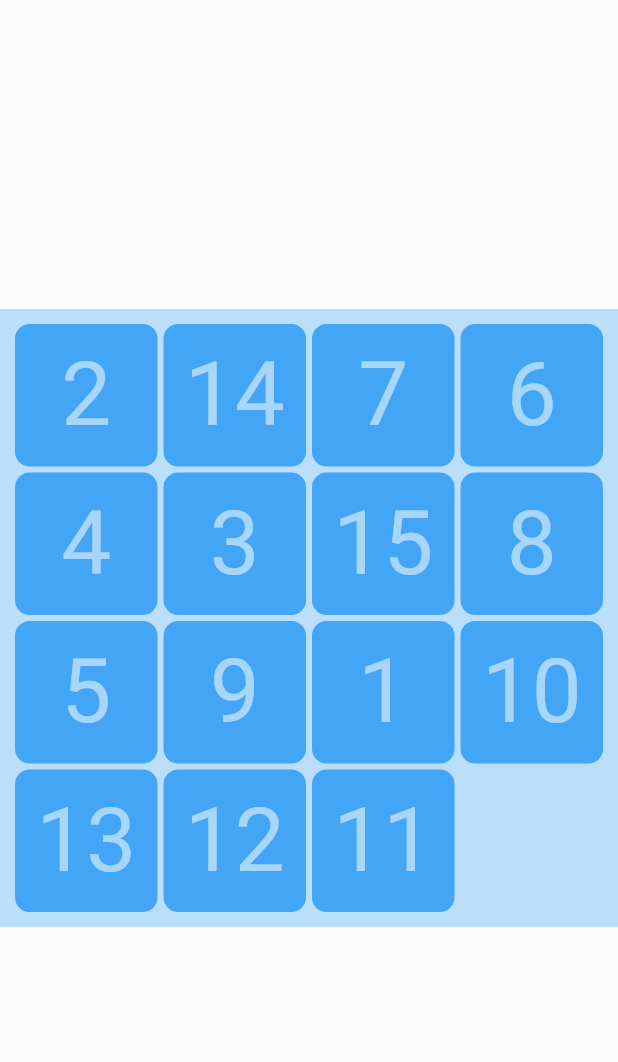
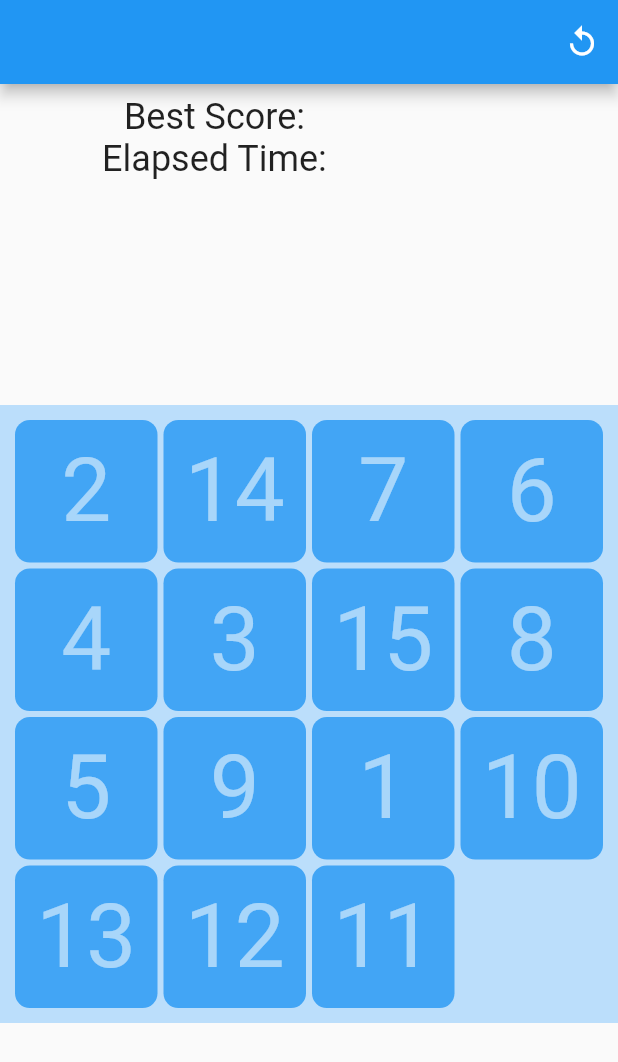
Before and after one commit to Antoniozinchenko/flutter_puzzle_hack, a Flutter app: the screen it shows after launch, on a phone screen of 412 x 824 dp. Shown: the top 1062 px of the screen. Run offline on Flutter 3.47's test engine with Material 2 defaults, Android fonts, the phone set to English and light mode, and no system bars.

Commit message:
separate game state logic from representation (#2)
* separate game state logic from representation

* refactor

```diff
--- a/lib/app.dart
+++ /dev/null
@@ -1,11 +0,0 @@
-import 'package:flutter/material.dart';
-import 'package:puzzle_hack/home.dart';
-
-class App extends StatelessWidget {
-  const App({Key? key}) : super(key: key);
-
-  @override
-  Widget build(BuildContext context) {
-    return const MaterialApp(home: Home());
-  }
-}
--- /dev/null
+++ b/lib/bloc/board_state.dart
@@ -0,0 +1,22 @@
+import 'package:flutter/material.dart';
+
+class BoardState extends ValueNotifier<List<int?>> {
+  BoardState({this.gridSize = 4}) : super([]) {
+    shuffle();
+  }
+  final int gridSize;
+
+  void shuffle() {
+    // value = [1, 2, 3, 4, 5, 6, 7, 8, 9, 10, 11, 12, null, 13, 14, 15];
+    value = List.generate(gridSize * gridSize - 1, (index) => index + 1)
+      ..shuffle()
+      ..add(null);
+  }
+
+  void swap(int draggedIndex, int emptyIndex) {
+    final result = [...value];
+    result[emptyIndex] = result[draggedIndex];
+    result[draggedIndex] = null;
+    value = result;
+  }
+}
--- /dev/null
+++ b/lib/bloc/timer_state.dart
@@ -0,0 +1,27 @@
+import 'dart:async';
+
+import 'package:flutter/material.dart';
+import 'package:puzzle_hack/bloc/winner_state.dart';
+
+class TimerState extends ValueNotifier<int?> {
+  TimerState() : super(null);
+
+  int? bestScore;
+
+  StreamSubscription? _subscription;
+
+  void checkTimer(WinnerState winnerState) {
+    if (winnerState.value) {
+      bestScore = bestScore == null || value! < bestScore! ? value : bestScore;
+      _subscription?.cancel();
+      notifyListeners();
+    } else if (winnerState.movesCount < 1) {
+      _subscription?.cancel();
+      value = null;
+    } else if (winnerState.movesCount == 1) {
+      value = 0;
+      _subscription = Stream.periodic(const Duration(seconds: 1))
+          .listen((_) => value = value! + 1);
+    }
+  }
+}
--- /dev/null
+++ b/lib/bloc/winner_state.dart
@@ -0,0 +1,25 @@
+import 'package:flutter/material.dart';
+import 'package:puzzle_hack/bloc/board_state.dart';
+
+class WinnerState extends ValueNotifier<bool> {
+  WinnerState() : super(false);
+
+  int movesCount = -1;
+
+  void reset() {
+    movesCount = -1;
+    notifyListeners();
+  }
+
+  void check(BoardState board) {
+    movesCount++;
+    bool result = true;
+    for (int i = 0; i < board.value.length - 1; i++) {
+      if (board.value[i] != i + 1) {
+        result = false;
+      }
+    }
+    value = result;
+    notifyListeners();
+  }
+}
--- a/lib/board.dart
+++ b/lib/board.dart
@@ -1,105 +1,63 @@
 import 'package:flutter/material.dart';
+import 'package:provider/provider.dart';
+
+import 'bloc/board_state.dart';
 import 'drag_direction.dart';
-import 'tile/tile.dart';
+import 'widgets/tile/tile.dart';
 
-class Board extends StatefulWidget {
-  const Board({
-    Key? key,
-    required this.gridSize,
-  }) : super(key: key);
-
-  final int gridSize;
-
-  @override
-  State<Board> createState() => _BoardState();
-}
-
-class _BoardState extends State<Board> {
-  List<int?> boardState = [];
-
-  @override
-  void initState() {
-    super.initState();
-    _init();
-  }
-
-  @override
-  void didUpdateWidget(covariant Board oldWidget) {
-    super.didUpdateWidget(oldWidget);
-    if (oldWidget.gridSize != widget.gridSize) {
-      _init();
-    }
-  }
+class Board extends StatelessWidget {
+  const Board({Key? key}) : super(key: key);
 
   @override
   Widget build(BuildContext context) {
+    final boardState = context.watch<BoardState>();
     return Container(
       padding: const EdgeInsets.all(8.0),
       color: Colors.blue.shade100,
       child: LayoutBuilder(builder: (context, constraints) {
         final boardSize = constraints.maxWidth;
-        return Stack(children: _buildItems(boardSize));
+        return Stack(children: _buildItems(boardState, boardSize));
       }),
     );
   }
 
-  void _init() {
-    setState(() {
-      boardState = List.generate(
-          widget.gridSize * widget.gridSize - 1, (index) => index + 1)
-        ..shuffle()
-        ..add(null);
-    });
-  }
-
-  List<Widget> _buildItems(double boardSize) {
-    final size = boardSize / widget.gridSize;
+  List<Widget> _buildItems(BoardState boardState, double boardSize) {
+    final size = boardSize / boardState.gridSize;
     final items = <Widget>[];
-    for (int i = 0; i < boardState.length; i++) {
-      if (boardState.elementAt(i) != null) {
+    for (int i = 0; i < boardState.value.length; i++) {
+      if (boardState.value.elementAt(i) != null) {
         DragDirection? dragDirection;
         Function()? onSwap;
         // check item on right side
-        if (((i + 1) % widget.gridSize > 0) && boardState[i + 1] == null) {
+        if (((i + 1) % boardState.gridSize > 0) && boardState.value[i + 1] == null) {
           dragDirection = DragDirection.right;
-          onSwap = () => setState(() {
-                final result = [...boardState];
-                result[i + 1] = result[i];
-                result[i] = null;
-                boardState = result;
-              });
+          onSwap = () => boardState.swap(i, i + 1);
+
           // check item on left side
-        } else if ((i % widget.gridSize != 0) && boardState[i - 1] == null) {
+        } else if ((i % boardState.gridSize != 0) && boardState.value[i - 1] == null) {
           dragDirection = DragDirection.left;
-          onSwap = () => setState(() {
-                boardState[i - 1] = boardState[i];
-                boardState[i] = null;
-              });
+          onSwap = () => boardState.swap(i, i - 1);
+
           // check item above
-        } else if (i >= widget.gridSize &&
-            boardState[i - widget.gridSize] == null) {
+        } else if (i >= boardState.gridSize &&
+            boardState.value[i - boardState.gridSize] == null) {
           dragDirection = DragDirection.up;
-          onSwap = () => setState(() {
-                boardState[i - widget.gridSize] = boardState[i];
-                boardState[i] = null;
-              });
+          onSwap = () => boardState.swap(i, i - boardState.gridSize);
+
           // check item below
-        } else if (i < boardState.length - widget.gridSize &&
-            boardState[i + widget.gridSize] == null) {
+        } else if (i < boardState.value.length - boardState.gridSize &&
+            boardState.value[i + boardState.gridSize] == null) {
           dragDirection = DragDirection.down;
-          onSwap = () => setState(() {
-                boardState[i + widget.gridSize] = boardState[i];
-                boardState[i] = null;
-              });
+          onSwap = () => boardState.swap(i, i + boardState.gridSize);
         }
 
         items.add(Tile(
           key: ValueKey(i),
-          top: i ~/ widget.gridSize * size,
-          left: i % widget.gridSize * size,
+          top: i ~/ boardState.gridSize * size,
+          left: i % boardState.gridSize * size,
           size: size,
-          value: boardState[i]!,
-          valid: boardState[i] == i + 1,
+          value: boardState.value[i]!,
+          valid: boardState.value[i] == i + 1,
           dragDirection: dragDirection,
           onSwap: onSwap,
         ));
--- a/lib/home.dart
+++ b/lib/home.dart
@@ -1,5 +1,11 @@
 import 'package:flutter/material.dart';
+import 'package:provider/provider.dart';
+import 'package:puzzle_hack/bloc/timer_state.dart';
+import 'package:puzzle_hack/bloc/winner_state.dart';
+import 'package:puzzle_hack/widgets/game_stats/game_stats.dart';
+import 'package:puzzle_hack/widgets/shuffle.dart';
 
+import 'bloc/board_state.dart';
 import 'board.dart';
 
 class Home extends StatelessWidget {
@@ -7,11 +13,37 @@ class Home extends StatelessWidget {
 
   @override
   Widget build(BuildContext context) {
-    return const Scaffold(
-      body: Center(
-        child: AspectRatio(
-          aspectRatio: 1.0,
-          child: Board(gridSize: 4),
+    return MultiProvider(
+      providers: [
+        ChangeNotifierProvider<BoardState>(
+          create: (_) => BoardState(gridSize: 4),
+        ),
+        ChangeNotifierProxyProvider<BoardState, WinnerState>(
+          create: (_) => WinnerState(),
+          update: (_, boardState, winnerState) =>
+              winnerState!..check(boardState),
+        ),
+        ChangeNotifierProxyProvider<WinnerState, TimerState>(
+          create: (_) => TimerState(),
+          update: (_, winnerState, timer) => timer!..checkTimer(winnerState),
+        ),
+      ],
+      child: Scaffold(
+        appBar: AppBar(
+          actions: const [Shuffle()],
+        ),
+        body: Column(
+          children: const [
+            GameStats(),
+            Expanded(
+              child: Center(
+                child: AspectRatio(
+                  aspectRatio: 1.0,
+                  child: Board(),
+                ),
+              ),
+            ),
+          ],
         ),
       ),
     );
--- a/lib/main.dart
+++ b/lib/main.dart
@@ -1,6 +1,7 @@
 import 'package:flutter/material.dart';
-import 'package:puzzle_hack/app.dart';
+
+import 'home.dart';
 
 void main() {
-  runApp(const App());
+  runApp(const MaterialApp(home: Home()));
 }
--- a/lib/tile/tile_view.dart
+++ /dev/null
@@ -1,35 +0,0 @@
-import 'package:flutter/material.dart';
-
-class TileView extends StatelessWidget {
-  const TileView({
-    Key? key,
-    required this.value,
-    required this.size,
-    required this.valid,
-  }) : super(key: key);
-
-  final int value;
-  final double size;
-  final bool valid;
-
-
-
-  @override
-  Widget build(BuildContext context) {
-    return Container(
-      decoration: BoxDecoration(
-        color: Colors.blue.shade400,
-        borderRadius: BorderRadius.circular(size * 0.1),
-      ),
-      child: Center(
-        child: Text(
-          value.toString(),
-          style: TextStyle(
-            fontSize: size * 0.6,
-            color: Colors.white54,
-          ),
-        ),
-      ),
-    );
-  }
-}
--- /dev/null
+++ b/lib/widgets/game_stats/game_stats.dart
@@ -0,0 +1,34 @@
+import 'package:flutter/material.dart';
+import 'package:provider/provider.dart';
+import 'package:puzzle_hack/bloc/winner_state.dart';
+
+import 'score.dart';
+
+class GameStats extends StatelessWidget {
+  const GameStats({Key? key}) : super(key: key);
+
+  @override
+  Widget build(BuildContext context) {
+    final textTheme = Theme.of(context).textTheme;
+
+    return Padding(
+      padding: const EdgeInsets.all(8.0),
+      child: Row(
+        mainAxisAlignment: MainAxisAlignment.spaceAround,
+        children: [
+          const Score(),
+          Builder(builder: (context) {
+            final winner = context.watch<WinnerState>().value;
+            if (winner) {
+              return Text(
+                'WINNER!!!!!',
+                style: textTheme.headline4,
+              );
+            }
+            return Container();
+          }),
+        ],
+      ),
+    );
+  }
+}
--- /dev/null
+++ b/lib/widgets/game_stats/score.dart
@@ -0,0 +1,25 @@
+import 'package:flutter/material.dart';
+import 'package:provider/provider.dart';
+import 'package:puzzle_hack/bloc/timer_state.dart';
+
+class Score extends StatelessWidget {
+  const Score({Key? key}) : super(key: key);
+
+  @override
+  Widget build(BuildContext context) {
+    final textTheme = Theme.of(context).textTheme;
+    final timer = context.watch<TimerState>();
+    return Column(
+      children: [
+        Text(
+          'Best Score: ${timer.bestScore ?? ""}',
+          style: textTheme.headline5,
+        ),
+        Text(
+          'Elapsed Time: ${timer.value ?? ""}',
+          style: textTheme.headline5,
+        ),
+      ],
+    );
+  }
+}
--- /dev/null
+++ b/lib/widgets/shuffle.dart
@@ -0,0 +1,22 @@
+import 'package:flutter/material.dart';
+import 'package:provider/provider.dart';
+import 'package:puzzle_hack/bloc/board_state.dart';
+import 'package:puzzle_hack/bloc/winner_state.dart';
+
+class Shuffle extends StatelessWidget {
+  const Shuffle({Key? key}) : super(key: key);
+
+  @override
+  Widget build(BuildContext context) {
+    final boardState = context.read<BoardState>();
+    final winnerState = context.read<WinnerState>();
+
+    return IconButton(
+      onPressed: () {
+        winnerState.reset();
+        boardState.shuffle();
+      },
+      icon: const Icon(Icons.replay),
+    );
+  }
+}
--- a/lib/tile/tile.dart
+++ b/lib/widgets/tile/tile.dart
@@ -1,6 +1,9 @@
 import 'package:flutter/material.dart';
-import 'package:puzzle_hack/drag_direction.dart';
-import 'package:puzzle_hack/tile/tile_view.dart';
+import 'package:provider/provider.dart';
+import 'package:puzzle_hack/bloc/winner_state.dart';
+
+import '../../drag_direction.dart';
+import 'tile_view.dart';
 
 class Tile extends StatefulWidget {
   const Tile({
@@ -82,6 +85,20 @@ class _TileState extends State<Tile> {
 
   @override
   Widget build(BuildContext context) {
+    final winner = context.watch<WinnerState>().value;
+
+    if (winner || widget.dragDirection == null) {
+      return Positioned(
+        top: widget.top,
+        left: widget.left,
+        child: TileView(
+          value: widget.value,
+          size: widget.size,
+          valid: widget.valid,
+        ),
+      );
+    }
+
     return Positioned(
       top: widget.top + _dy,
       left: widget.left + _dx,
@@ -102,15 +119,11 @@ class _TileState extends State<Tile> {
                 widget.dragDirection == DragDirection.right
             ? _onHorizontalDragEnd
             : null,
-        child: Container(
-            padding: const EdgeInsets.all(2),
-            width: widget.size,
-            height: widget.size,
-            child: TileView(
-              value: widget.value,
-              size: widget.size,
-              valid: widget.valid,
-            )),
+        child: TileView(
+          value: widget.value,
+          size: widget.size,
+          valid: widget.valid,
+        ),
       ),
     );
   }
--- /dev/null
+++ b/lib/widgets/tile/tile_view.dart
@@ -0,0 +1,42 @@
+import 'package:flutter/material.dart';
+import 'package:provider/provider.dart';
+import 'package:puzzle_hack/bloc/winner_state.dart';
+
+class TileView extends StatelessWidget {
+  const TileView({
+    Key? key,
+    required this.value,
+    required this.size,
+    required this.valid,
+  }) : super(key: key);
+
+  final int value;
+  final double size;
+  final bool valid;
+
+  @override
+  Widget build(BuildContext context) {
+    final winner = context.watch<WinnerState>().value;
+    final color = winner ? Colors.green.shade400 : Colors.blue.shade400;
+    return Container(
+      padding: const EdgeInsets.all(2),
+      width: size,
+      height: size,
+      child: Container(
+        decoration: BoxDecoration(
+          color: color,
+          borderRadius: BorderRadius.circular(size * 0.1),
+        ),
+        child: Center(
+          child: Text(
+            value.toString(),
+            style: TextStyle(
+              fontSize: size * 0.6,
+              color: Colors.white54,
+            ),
+          ),
+        ),
+      ),
+    );
+  }
+}
--- a/pubspec.yaml
+++ b/pubspec.yaml
@@ -34,6 +34,8 @@ dependencies:
   # The following adds the Cupertino Icons font to your application.
   # Use with the CupertinoIcons class for iOS style icons.
   cupertino_icons: ^1.0.2
+  provider: ^6.0.2
+  rxdart: ^0.27.3
 
 dev_dependencies:
   flutter_test:
```
Also changed, not shown: pubspec.lock.
